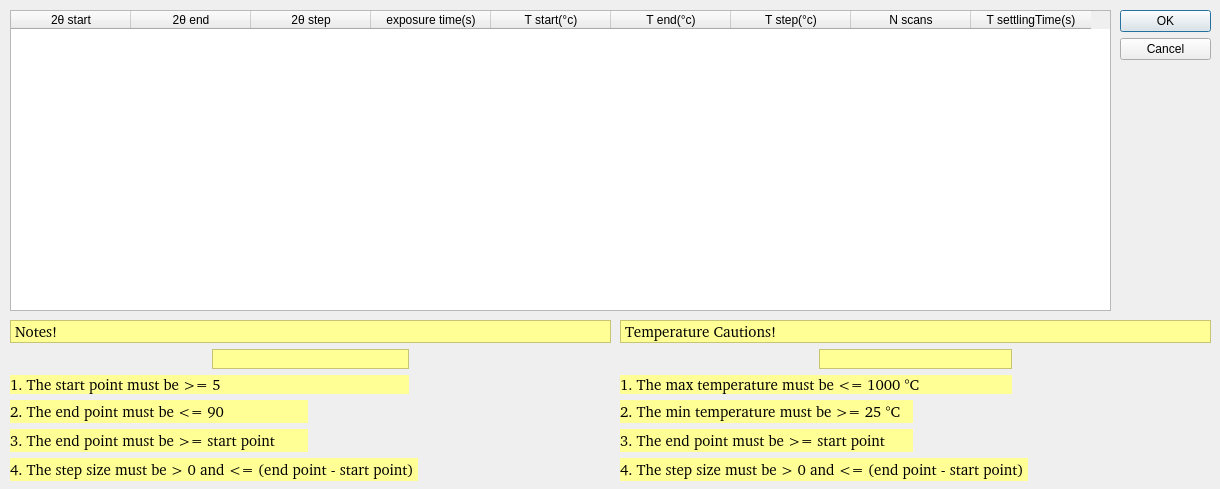
The window that UI/DAQ_Tool/MS/intervals.ui (SESAME-Synchrotron/MS-XPD-ScanTool) describes before a commit, drawn with Qt 5.
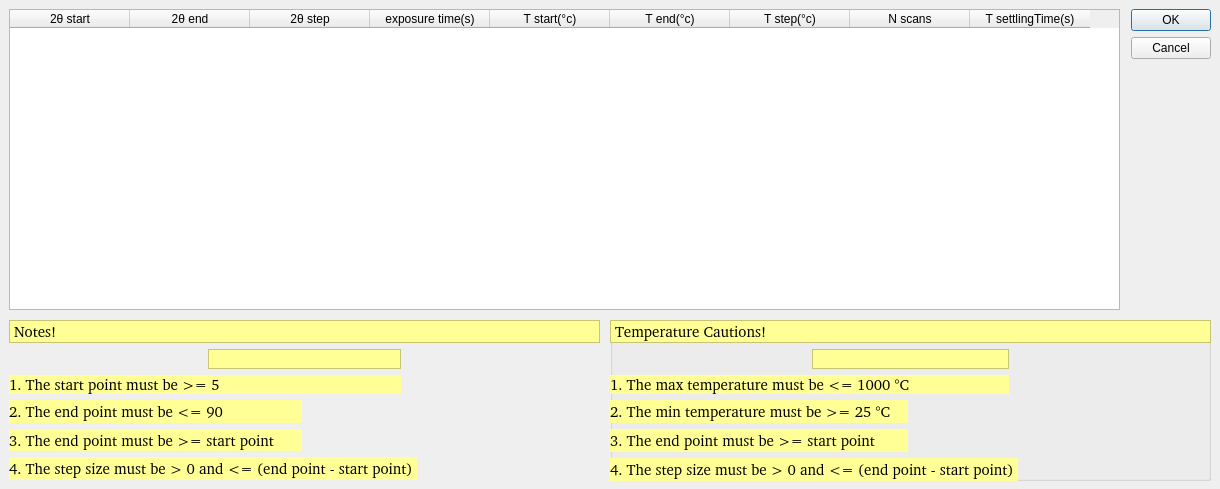
The same window after the commit. Custom widgets are drawn as their Qt base class.

```diff
--- a/UI/DAQ_Tool/MS/intervals.ui
+++ b/UI/DAQ_Tool/MS/intervals.ui
@@ -16,14 +16,14 @@
   <widget class="QDialogButtonBox" name="buttonBox">
    <property name="geometry">
     <rect>
-     <x>1120</x>
-     <y>10</y>
-     <width>91</width>
-     <height>301</height>
+     <x>1131</x>
+     <y>9</y>
+     <width>80</width>
+     <height>54</height>
     </rect>
    </property>
    <property name="sizePolicy">
-    <sizepolicy hsizetype="Expanding" vsizetype="Expanding">
+    <sizepolicy hsizetype="Fixed" vsizetype="Expanding">
      <horstretch>0</horstretch>
      <verstretch>0</verstretch>
     </sizepolicy>
@@ -44,9 +44,9 @@
   <widget class="QTableWidget" name="tableWidget">
    <property name="geometry">
     <rect>
-     <x>10</x>
-     <y>10</y>
-     <width>1101</width>
+     <x>9</x>
+     <y>9</y>
+     <width>1111</width>
      <height>301</height>
     </rect>
    </property>
@@ -111,10 +111,10 @@
   <widget class="QWidget" name="gridLayoutWidget_5">
    <property name="geometry">
     <rect>
-     <x>10</x>
+     <x>9</x>
      <y>320</y>
-     <width>601</width>
-     <height>161</height>
+     <width>591</width>
+     <height>160</height>
     </rect>
    </property>
    <layout class="QGridLayout" name="notesL">
@@ -338,12 +338,28 @@
     </item>
    </layout>
   </widget>
+  <widget class="QGroupBox" name="groupBox">
+   <property name="geometry">
+    <rect>
+     <x>610</x>
+     <y>320</y>
+     <width>601</width>
+     <height>161</height>
+    </rect>
+   </property>
+   <property name="styleSheet">
+    <string notr="true">background-color: rgba(0, 0, 0,0);
+border-color: rgba(0, 0, 0, 0);</string>
+   </property>
+   <property name="title">
+    <string/>
+   </property>
   <widget class="QWidget" name="gridLayoutWidget_6">
    <property name="geometry">
     <rect>
-     <x>620</x>
-     <y>320</y>
-     <width>591</width>
+      <x>0</x>
+      <y>0</y>
+      <width>601</width>
      <height>161</height>
     </rect>
    </property>
@@ -568,6 +584,8 @@
     </item>
    </layout>
   </widget>
+  </widget>
+  <zorder>groupBox</zorder>
   <zorder>tableWidget</zorder>
   <zorder>gridLayoutWidget_5</zorder>
   <zorder>buttonBox</zorder>
```
Left out of the diff: 157 changed lines with no effect on the pictures. Lines whose indentation alone changed are shown as unchanged.
